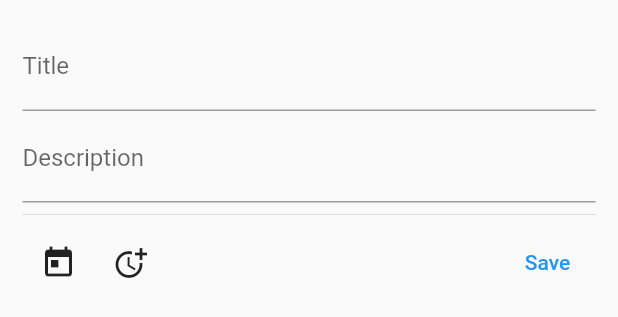
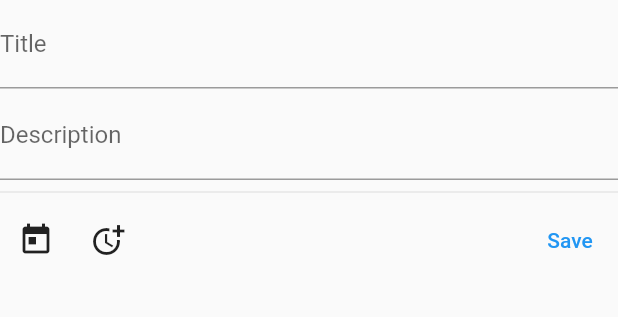
Before and after one commit to boyLazySean/real_quest_trial4, a Flutter app: the AddTodoWidget widget shown alone on an empty page, opened directly, on a phone screen of 412 x 824 dp. Shown: the top 317 px of the screen. Run offline on Flutter 3.47's test engine with Material 2 defaults, Android fonts, the phone set to English and light mode, and no system bars; our stand-ins replace flutter_slidable, sliding_up_panel.

Commit message:
Add Todo Widget 수정

```diff
--- a/real_quest_trial_4/lib/pages/homepage.dart
+++ b/real_quest_trial_4/lib/pages/homepage.dart
@@ -64,7 +64,11 @@ class _HomePageState extends State<HomePage> {
             isScrollControlled: true,
             elevation: 5,
             context: context,
-            builder: (context) => AddTodoWidget(),)
+            //builder: (context) => AddTodoWidget(),)
+            builder: (context) => Padding(
+              padding: EdgeInsets.all(15),
+              child: AddTodoWidget(),
+            ),),
         ),
       ),
       floatingActionButtonLocation:
@@ -114,7 +118,7 @@ class _HomePageState extends State<HomePage> {
               ],
             ),
             TodoListWidget(),
-            ExpansionTile(title: Text('Completed'), initiallyExpanded: false, children: [CompletedListWidget()],)
+            ExpansionTile(title: Text('Completed'), initiallyExpanded: false, children: [CompletedListWidget()],),
           ],
         ),
     );
--- a/real_quest_trial_4/lib/provider/todos.dart
+++ b/real_quest_trial_4/lib/provider/todos.dart
@@ -3,29 +3,29 @@ import 'package:real_quest_trial_4/model/todo.dart';
 
 class TodosProvider extends ChangeNotifier {
   List<Todo> _todos = [
-    Todo(
-      createdTime: DateTime.now(),
-      title: 'Buy Food 😋',
-      description: '''- Eggs
-- Milk
-- Bread
-- Water''',
-    ),
-    Todo(
-      createdTime: DateTime.now(),
-      title: 'Plan family trip to Norway',
-      description: '''- Rent some hotels
-- Rent a car
-- Pack suitcase''',
-    ),
-    Todo(
-      createdTime: DateTime.now(),
-      title: 'Walk the Dog 🐕',
-    ),
-    Todo(
-      createdTime: DateTime.now(),
-      title: 'Plan Jacobs birthday party 🎉🥳',
-    ),
+//     Todo(
+//       createdTime: DateTime.now(),
+//       title: 'Buy Food 😋',
+//       description: '''- Eggs
+// - Milk
+// - Bread
+// - Water''',
+//     ),
+//     Todo(
+//       createdTime: DateTime.now(),
+//       title: 'Plan family trip to Norway',
+//       description: '''- Rent some hotels
+// - Rent a car
+// - Pack suitcase''',
+//     ),
+//     Todo(
+//       createdTime: DateTime.now(),
+//       title: 'Walk the Dog 🐕',
+//     ),
+//     Todo(
+//       createdTime: DateTime.now(),
+//       title: 'Plan Jacobs birthday party 🎉🥳',
+//     ),
   ];
 
   List<Todo> get todos => _todos.where((todo) => todo.isDone == false).toList();
--- a/real_quest_trial_4/lib/widgets/add_todo_widget.dart
+++ b/real_quest_trial_4/lib/widgets/add_todo_widget.dart
@@ -15,9 +15,11 @@ class _AddTodoWidgetState extends State<AddTodoWidget> {
   String description = '';
 
   @override
-  Widget build(BuildContext context) => Padding(
+  Widget build(BuildContext context){
+        //content: Form(
+        return Form(
         key: _formKey,
-        padding: EdgeInsets.all(15),
+        //padding: EdgeInsets.all(15),
         child: Column(
           mainAxisSize: MainAxisSize.min,
           crossAxisAlignment: CrossAxisAlignment.start,
@@ -26,10 +28,11 @@ class _AddTodoWidgetState extends State<AddTodoWidget> {
                 onChangedTitle: (title) => setState(() => this.title = title),
                 onChangedDescription: (description) =>
                     setState(() => this.description = description),
-                onSavedTodo: addTodo),
+                onSavedTodo: addTodo
+            ),
           ],
         ),
-      );
+      );}
 
   void addTodo() {
     final isValid = _formKey.currentState.validate();
@@ -48,7 +51,6 @@ class _AddTodoWidgetState extends State<AddTodoWidget> {
       provider.addTodo(todo);
 
       Navigator.of(context).pop();
-      ;
     }
   }
 }
--- a/real_quest_trial_4/lib/widgets/todo_form_widget.dart
+++ b/real_quest_trial_4/lib/widgets/todo_form_widget.dart
@@ -79,7 +79,7 @@ class TodoFormWidget extends StatelessWidget {
   Future<void> showDateDialog(BuildContext context) async {
     final newDate = await showDatePicker(
       context: context,
-      initialDate: date,
+      initialDate: DateTime.now(),
       firstDate: DateTime(2000),
       lastDate: DateTime(3000),
       helpText: 'Select a Date',
--- a/real_quest_trial_4/lib/widgets/todo_list_widget.dart
+++ b/real_quest_trial_4/lib/widgets/todo_list_widget.dart
@@ -17,7 +17,7 @@ class TodoListWidget extends StatelessWidget {
             ),
           )
         : ListView.separated(
-            physics: BouncingScrollPhysics(),
+            physics: ClampingScrollPhysics(),
             padding: EdgeInsets.all(16),
             separatorBuilder: (context, index) => Container(height: 8),
             itemCount: todos.length,
@@ -26,6 +26,7 @@ class TodoListWidget extends StatelessWidget {
 
               return TodoWidget(todo: todo);
             },
+            shrinkWrap: true,
           );
   }
 }
```
